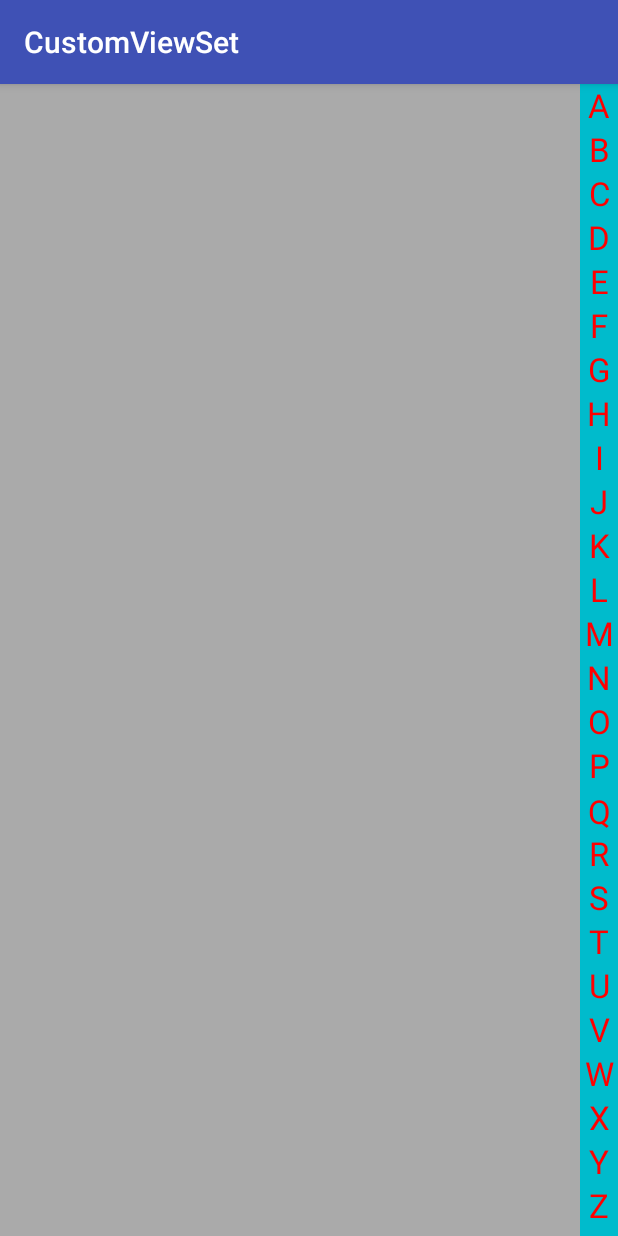
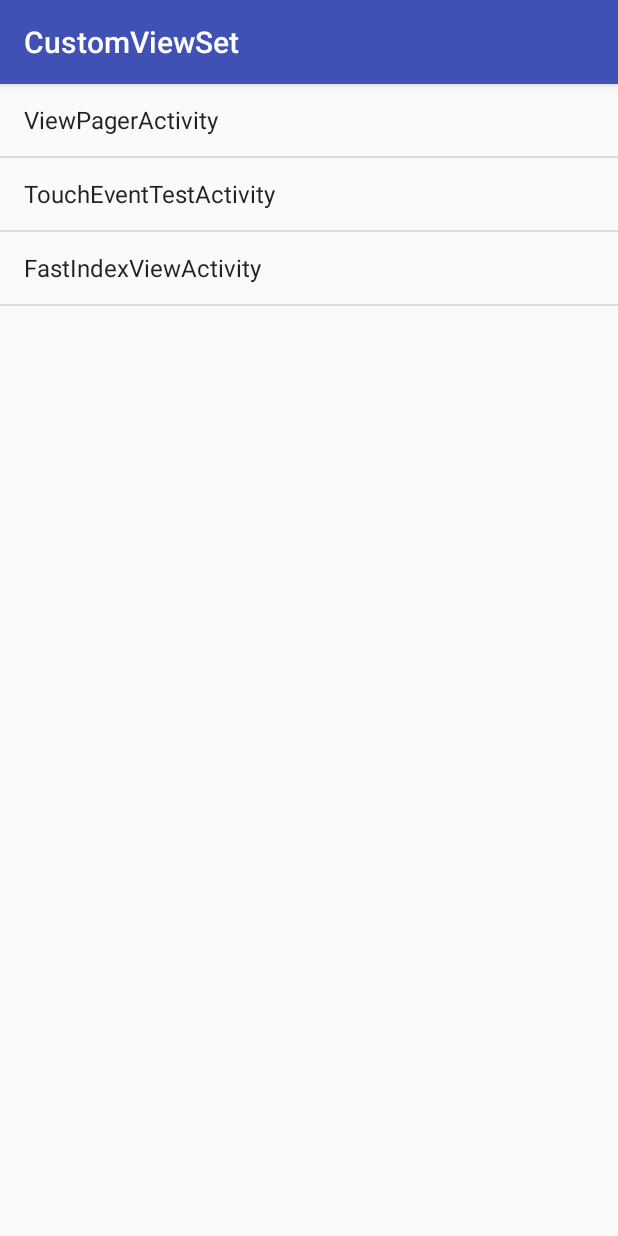
Before and after one commit to tianxiake/CustomViewSet, an Android app: the screen it shows after launch (FastIndexActivity before the commit, MainActivity after it), on a phone screen of 412 x 824 dp. Run offline under Robolectric (Android 15) with nearby library versions, the phone set to English and light mode, and no system bars.

Commit message:
部分修改

```diff
--- a/app/build.gradle
+++ b/app/build.gradle
@@ -19,7 +19,7 @@ android {
 }
 
 dependencies {
-    implementation fileTree(dir: 'libs', include: ['*.jar'])
+    implementation fileTree(include: ['*.jar'], dir: 'libs')
     implementation 'com.android.support:appcompat-v7:26.1.0'
     implementation 'com.android.support.constraint:constraint-layout:1.1.0'
     testImplementation 'junit:junit:4.12'
--- a/app/src/main/java/com/snail/customviewset/MainActivity.java
+++ b/app/src/main/java/com/snail/customviewset/MainActivity.java
@@ -1,91 +1,54 @@
 package com.snail.customviewset;
 
+import android.app.Activity;
 import android.content.Intent;
-import android.content.pm.ResolveInfo;
 import android.os.Bundle;
 import android.support.v7.app.AppCompatActivity;
-import android.text.Layout;
-import android.util.Log;
-import android.view.LayoutInflater;
 import android.view.View;
-import android.widget.ImageView;
-import android.widget.RadioButton;
-import android.widget.RadioGroup;
-import android.widget.Toast;
+import android.widget.AdapterView;
+import android.widget.ArrayAdapter;
+import android.widget.ListView;
 
-import com.snail.customviewset.view.CustomFlowLayout;
-import com.snail.customviewset.view.MyScrollView;
-import com.snail.customviewset.view.MyViewPager;
-
-import java.util.List;
-
+/**
+ * @author liuyongjie
+ */
 public class MainActivity extends AppCompatActivity {
 
-    private static String LYJ_TAG = "LYJ_MainActivity";
-    private int[] drawables = new int[]{
-            R.drawable.drawable_one,
-            R.drawable.drawable_two,
-            R.drawable.drawable_three,
-            R.drawable.drawable_four
+    private ListView listView;
+    private String[] contents = new String[]{
+            "ViewPagerActivity",
+            "TouchEventTestActivity",
+            "FastIndexViewActivity"
+    };
+    /**
+     * 这个数组和上面的数组具有一一对应的关系
+     */
+    private Class[] clazz = new Class[]{
+            ViewPagerActivity.class,
+            TouchEventTestActivity.class,
+            FastIndexActivity.class
     };
 
-    private MyViewPager myViewPager;
-    private RadioGroup radioGroup;
-    private MyScrollView myScrollView;
+    private ArrayAdapter<String> arrayAdapter;
 
     @Override
     protected void onCreate(Bundle savedInstanceState) {
         super.onCreate(savedInstanceState);
-        setContentView(R.layout.activity_custom_my_view_pager);
-
-        myViewPager = findViewById(R.id.mvp_layout);
-        radioGroup = findViewById(R.id.rg_container);
-        View inflate = LayoutInflater.from(this).inflate(R.layout.test, null);
-
-        for (int i = 0; i < drawables.length; i++) {
-            if (i == 1) {
-                myViewPager.addView(inflate);
-                continue;
-            }
-            ImageView imageView = new ImageView(this);
-            imageView.setScaleType(ImageView.ScaleType.FIT_XY);
-            imageView.setImageResource(drawables[i]);
-            myViewPager.addView(imageView);
-        }
-
-        int childCount = myViewPager.getChildCount();
-        for (int i = 0; i < childCount; i++) {
-            RadioButton radioButton = new RadioButton(this);
-            radioButton.setId(i);
-            if (i == 0) {
-                radioButton.setChecked(true);
-            }
-            radioGroup.addView(radioButton);
-        }
-
-        radioGroup.setOnCheckedChangeListener(new RadioGroup.OnCheckedChangeListener() {
+        setContentView(R.layout.activity_main);
+        listView = findViewById(R.id.lv_entry);
+        arrayAdapter = new ArrayAdapter<>(this,
+                android.R.layout.simple_list_item_1, contents);
+        listView.setAdapter(arrayAdapter);
+        listView.setOnItemClickListener(new AdapterView.OnItemClickListener() {
             @Override
-            public void onCheckedChanged(RadioGroup group, int checkedId) {
-                Log.d(LYJ_TAG, "checkedId=" + checkedId);
-                Log.d(LYJ_TAG, "--------------------------------");
-                Thread.dumpStack();
-                Log.d(LYJ_TAG, "--------------------------------");
-                myViewPager.getCurrentPage(checkedId);
+            public void onItemClick(AdapterView<?> parent, View view, int position, long id) {
+                startActivity(clazz[position]);
             }
         });
+    }
 
-        myViewPager.setOnPageChangeListener(new MyViewPager.OnPageChangeListener() {
-            @Override
-            public void onPageChange(int pageIndex) {
-                radioGroup.check(pageIndex);
-            }
-        });
-
-        Intent mainIntent = new Intent(Intent.ACTION_MAIN, null);
-        mainIntent.addCategory(Intent.CATEGORY_LAUNCHER);
-        List<ResolveInfo> mAllIntentApps = getPackageManager().queryIntentActivities(mainIntent, 0);
-        for (ResolveInfo mAllIntentApp : mAllIntentApps) {
-            Log.d("mAllIntentApp", "packageName:" + mAllIntentApp.activityInfo.packageName + ",activityName=" + mAllIntentApp.activityInfo.name);
-        }
+    public void startActivity(Class<Activity> activityClass) {
+        Intent intent = new Intent(this, activityClass);
+        startActivity(intent);
     }
 }
--- a/app/src/main/java/com/snail/customviewset/event/MyTextView.java
+++ b/app/src/main/java/com/snail/customviewset/event/MyTextView.java
@@ -6,7 +6,6 @@ import android.support.v7.widget.AppCompatTextView;
 import android.util.AttributeSet;
 import android.util.Log;
 import android.view.MotionEvent;
-import android.widget.TextView;
 
 /**
  * @author yongjie on 2018/6/19.
@@ -36,6 +35,9 @@ public class MyTextView extends AppCompatTextView {
     @Override
     public boolean onTouchEvent(MotionEvent event) {
         Log.d(LYJ_TAG, "onTouchEvent. Action=" + event.getAction());
+        if (event.getAction() == MotionEvent.ACTION_DOWN) {
+            return true;
+        }
         return super.onTouchEvent(event);
     }
 
--- a/app/src/main/java/com/snail/customviewset/view/FastIndexView.java
+++ b/app/src/main/java/com/snail/customviewset/view/FastIndexView.java
@@ -12,7 +12,7 @@ import android.view.View;
 
 public class FastIndexView extends View {
 
-    private static final String TAG = "FastIndexView";
+    private static final String TAG = "LYJ_FastIndexView";
     private Paint paint;
     private int width;
     private int height;
--- a/app/src/main/res/layout/activity_custom_flow_layout.xml
+++ b/app/src/main/res/layout/activity_custom_flow_layout.xml
@@ -6,7 +6,7 @@
     android:layout_width="match_parent"
     android:layout_height="match_parent"
     android:background="#aaaaaa"
-    tools:context=".MainActivity">
+    tools:context=".ViewPagerActivity">
 
     <com.snail.customviewset.view.CustomFlowLayout
         android:id="@+id/cfl_layout"
--- a/app/src/main/res/layout/activity_fast_index.xml
+++ b/app/src/main/res/layout/activity_fast_index.xml
@@ -10,6 +10,7 @@
         android:background="#aaaaaa" />
 
     <com.snail.customviewset.view.FastIndexView
+        android:id="@+id/fiv_indicator"
         android:background="#00bbcc"
         android:layout_width="25dp"
         android:layout_height="match_parent"
--- /dev/null
+++ b/app/src/main/res/layout/activity_main.xml
@@ -0,0 +1,14 @@
+<?xml version="1.0" encoding="utf-8"?>
+<LinearLayout xmlns:android="http://schemas.android.com/apk/res/android"
+    xmlns:app="http://schemas.android.com/apk/res-auto"
+    xmlns:tools="http://schemas.android.com/tools"
+    android:layout_width="match_parent"
+    android:layout_height="match_parent"
+    tools:context=".MainActivity">
+
+    <ListView
+        android:id="@+id/lv_entry"
+        android:layout_width="match_parent"
+        android:layout_height="match_parent" />
+
+</LinearLayout>
```
Also changed, not shown: app/src/main/AndroidManifest.xml (+7 -21 lines), app/src/main/java/com/snail/customviewset/FastIndexActivity.java (+23 -1 lines), app/src/main/java/com/snail/customviewset/ViewPagerActivity.java (added, +88 -0 lines), app/src/main/java/com/snail/customviewset/bean/Person.java (added, +43 -0 lines), app/src/main/java/com/snail/customviewset/util/PinyinUtil.java (added, +7 -0 lines), app/src/main/java/com/snail/customviewset/util/ToastUtil.java (added, +22 -0 lines), app/src/main/libs/pinyin4j-2.5.0.jar (added).
